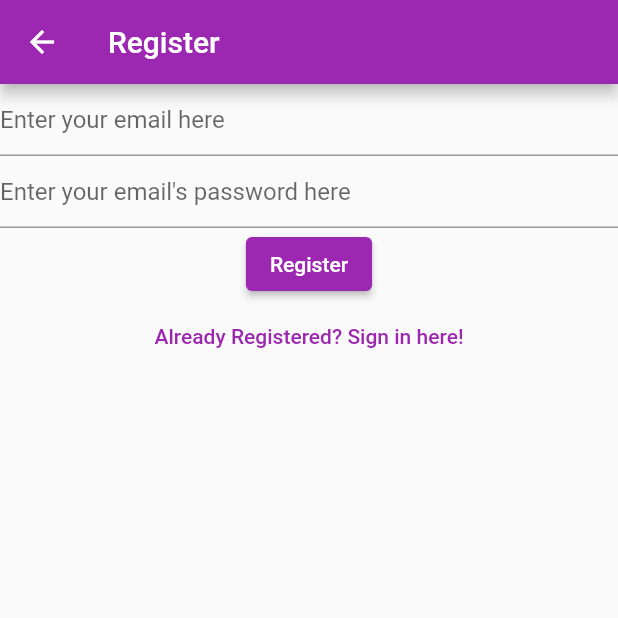
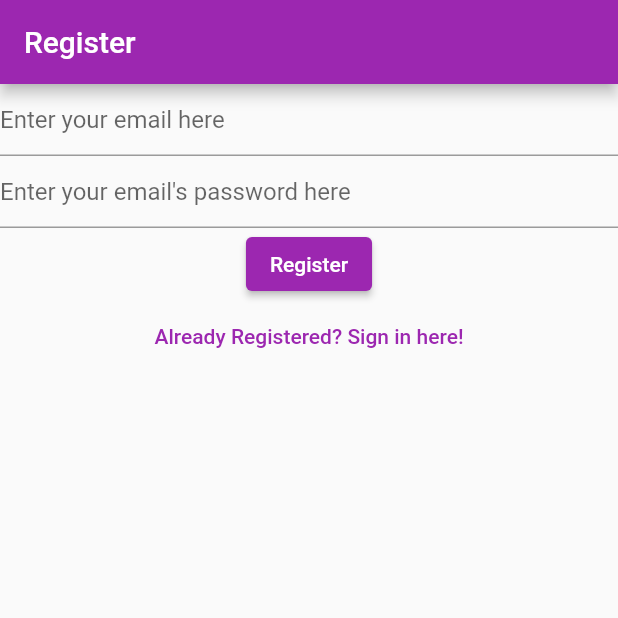
Before and after one commit to SirMixalotMixalot/noteys, a Flutter app: the screen it shows after launch, after a tap on "Not Registered? Register here", on a phone screen of 412 x 824 dp, the top half of it. Run offline on Flutter 3.47's test engine with Material 2 defaults, Android fonts, the phone set to English and light mode, and no system bars; our stand-ins replace firebase_auth, firebase_core; accounts and stored records are empty.

Commit message:
Removed hard coded values

```diff
--- /dev/null
+++ b/lib/constants/routes.dart
@@ -0,0 +1,4 @@
+const loginRoute = "/login";
+const registerRoute = '/register';
+const notesRoute = '/notes';
+const verifyRoute = '/verify';
--- a/lib/main.dart
+++ b/lib/main.dart
@@ -3,6 +3,7 @@ import 'package:flutter/material.dart';
 import 'dart:developer' as devtools show log;
 
 import "package:firebase_auth/firebase_auth.dart";
+import 'package:noteys/constants/routes.dart';
 import 'firebase_options.dart';
 
 import 'views/register.dart';
@@ -27,10 +28,10 @@ class Notey extends StatelessWidget {
       ),
       home: const HomePage(),
       routes: {
-        '/login': (context) => const LoginPage(),
-        '/register': (context) => const RegisterView(),
-        '/verify': (context) => const VerifyEmailPage(),
-        '/notes': (context) => const NotesView(),
+        loginRoute: (context) => const LoginPage(),
+        registerRoute: (context) => const RegisterView(),
+        verifyRoute: (context) => const VerifyEmailPage(),
+        notesRoute: (context) => const NotesView(),
       },
     );
   }
@@ -121,7 +122,7 @@ class _NotesViewState extends State<NotesView> {
                   if (shouldLogOut) {
                     await FirebaseAuth.instance.signOut();
                     Navigator.of(context)
-                        .pushNamedAndRemoveUntil('/login', (_) => false);
+                        .pushNamedAndRemoveUntil(loginRoute, (_) => false);
                   }
                   break;
               }
--- a/lib/views/login.dart
+++ b/lib/views/login.dart
@@ -1,6 +1,7 @@
 import 'package:flutter/material.dart';
 import 'dart:developer' as devtools show log;
 import "package:firebase_auth/firebase_auth.dart";
+import 'package:noteys/constants/routes.dart';
 
 class LoginPage extends StatefulWidget {
   const LoginPage({Key? key}) : super(key: key);
@@ -59,7 +60,7 @@ class _LoginPageState extends State<LoginPage> {
                 );
                 devtools.log(userCredential.toString());
                 Navigator.of(context)
-                    .pushNamedAndRemoveUntil('/notes', (route) => false);
+                    .pushNamedAndRemoveUntil(notesRoute, (route) => false);
               } on FirebaseAuthException catch (e) {
                 switch (e.code) {
                   case "user-not-found":
@@ -79,8 +80,8 @@ class _LoginPageState extends State<LoginPage> {
           ),
           TextButton(
             onPressed: () {
-              Navigator.of(context).pushNamedAndRemoveUntil(
-                  '/register', ModalRoute.withName('/'));
+              Navigator.of(context)
+                  .pushNamedAndRemoveUntil(registerRoute, (_) => false);
             },
             child: const Text("Not Registered? Register here"),
           ),
--- a/lib/views/register.dart
+++ b/lib/views/register.dart
@@ -1,6 +1,7 @@
 import 'package:flutter/material.dart';
 import 'dart:developer' as devtools show log;
 import "package:firebase_auth/firebase_auth.dart";
+import 'package:noteys/constants/routes.dart';
 
 class RegisterView extends StatefulWidget {
   const RegisterView({Key? key}) : super(key: key);
@@ -79,7 +80,7 @@ class _RegisterViewState extends State<RegisterView> {
                 emailError = false;
                 passwordError = false;
                 Navigator.of(context)
-                    .pushNamedAndRemoveUntil('/verify', (_) => false);
+                    .pushNamedAndRemoveUntil(verifyRoute, (_) => false);
                 devtools.log(userCredential.toString());
               } on FirebaseAuthException catch (e) {
                 devtools.log(e.code);
@@ -106,7 +107,7 @@ class _RegisterViewState extends State<RegisterView> {
           TextButton(
               onPressed: () {
                 Navigator.of(context)
-                    .pushNamedAndRemoveUntil('/login', (route) => false);
+                    .pushNamedAndRemoveUntil(loginRoute, (route) => false);
               },
               child: const Text("Already Registered? Sign in here!"))
         ],
--- a/lib/views/verify_email.dart
+++ b/lib/views/verify_email.dart
@@ -1,6 +1,7 @@
 import 'package:flutter/material.dart';
 
 import "package:firebase_auth/firebase_auth.dart";
+import 'package:noteys/constants/routes.dart';
 
 class VerifyEmailPage extends StatefulWidget {
   const VerifyEmailPage({Key? key}) : super(key: key);
@@ -26,7 +27,7 @@ class _VerifyEmailPageState extends State<VerifyEmailPage> {
           TextButton(
             child: const Text("Return to login page"),
             onPressed: () => Navigator.of(context)
-                .pushNamedAndRemoveUntil('/login', (_) => false),
+                .pushNamedAndRemoveUntil(loginRoute, (_) => false),
           )
         ],
       ),
```
